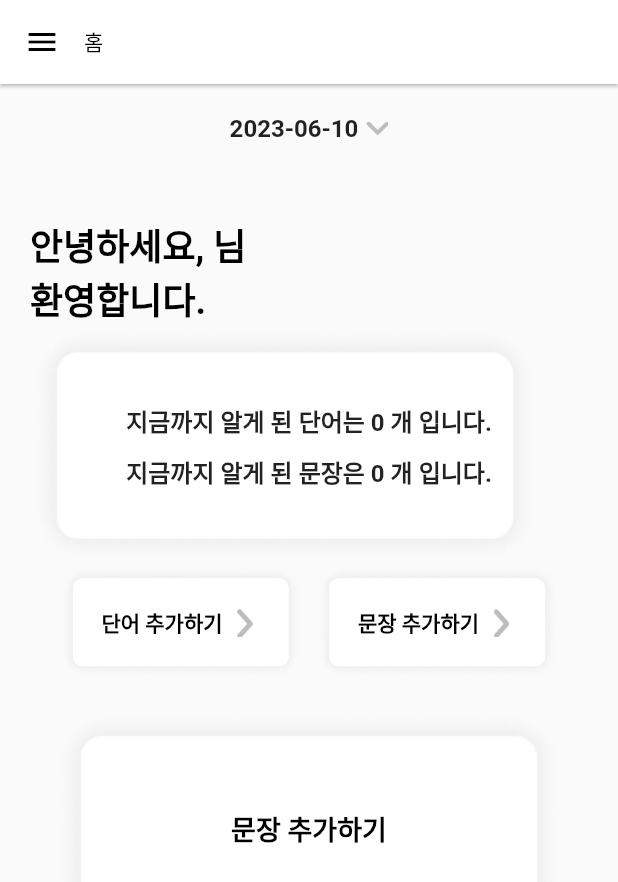
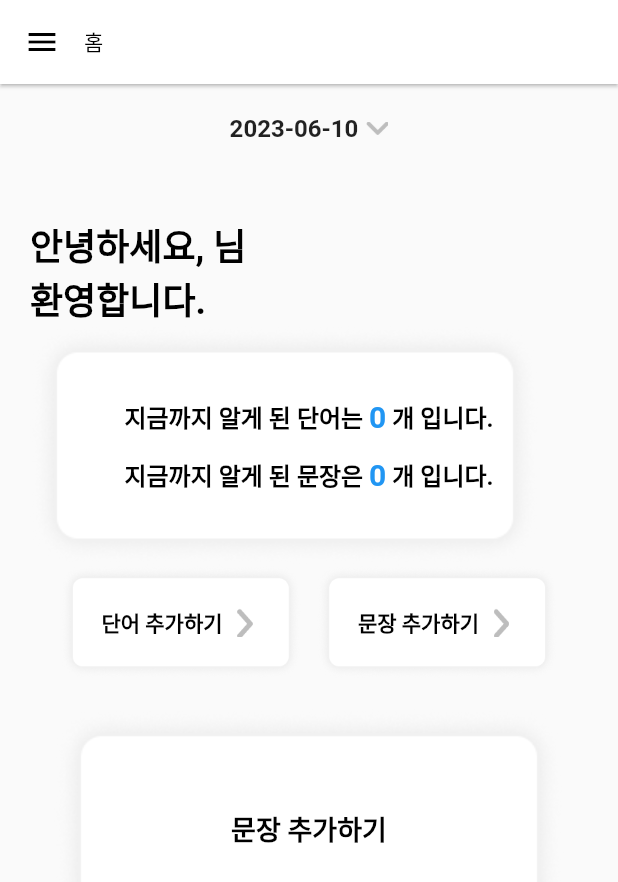
Before and after one commit to JeHeeYu/Memorize-Wodrds, a Flutter app: the HomePage screen opened directly, on a phone screen of 412 x 824 dp. Shown: the top 882 px of the screen. Run offline on Flutter 3.47's test engine with Material 2 defaults, Android fonts, the phone set to English and light mode, and no system bars; our stand-ins replace cloud_firestore, firebase_auth, firebase_core, firebase_database, flutter_tts, google_sign_in and 2 more; accounts and stored records are empty.

Commit message:
Fix: 홈 화면 단어 및 문장 개수 스타일 변경

```diff
--- a/lib/src/pages/home_page.dart
+++ b/lib/src/pages/home_page.dart
@@ -214,20 +214,67 @@ class _HomePageState extends State<HomePage> {
                                         mainAxisAlignment:
                                             MainAxisAlignment.center,
                                         children: [
-                                          Text(
-                                            '${Strings.STR_HOME_WORD_COUNT}${wordCount.toString()}${Strings.STR_HOME_COMMON_COUNT}',
-                                            style: const TextStyle(
+                                          Row(
+                                            mainAxisAlignment:
+                                                MainAxisAlignment.center,
+                                            children: [
+                                              const Text(
+                                                Strings.STR_HOME_WORD_COUNT,
+                                                style: TextStyle(
                                                   fontSize: 16,
                                                   fontWeight: FontWeight.bold,
+                                                  color: Colors.black,
                                                 ),
                                               ),
-                                          const SizedBox(height: 10),
                                               Text(
-                                            '${Strings.STR_HOME_SENTENCE_COUNT}${sentenceCount.toString()}${Strings.STR_HOME_COMMON_COUNT}',
+                                                wordCount.toString(),
                                                 style: const TextStyle(
+                                                  fontSize: 20,
+                                                  fontWeight: FontWeight.bold,
+                                                  color: Colors.blue,
+                                                ),
+                                              ),
+                                              const Text(
+                                                Strings.STR_HOME_COMMON_COUNT,
+                                                style: TextStyle(
                                                   fontSize: 16,
                                                   fontWeight: FontWeight.bold,
+                                                  color: Colors.black,
                                                 ),
+                                              ),
+                                            ],
+                                          ),
+                                          const SizedBox(height: 15),
+                                          Row(
+                                            mainAxisAlignment:
+                                                MainAxisAlignment.center,
+                                            children: [
+                                              const Text(
+                                                Strings.STR_HOME_SENTENCE_COUNT,
+                                                style: TextStyle(
+                                                  fontSize: 16,
+                                                  fontWeight: FontWeight.bold,
+                                                  color: Colors.black,
+                                                ),
+                                              ),
+                                              Text(
+                                                sentenceCount.toString(),
+                                                style: const TextStyle(
+                                                  fontSize: 20,
+                                                  fontWeight: FontWeight.bold,
+                                                  color:
+                                                      Colors.blue,
+                                                ),
+                                              ),
+                                              const Text(
+                                                Strings.STR_HOME_COMMON_COUNT,
+                                                style: TextStyle(
+                                                  fontSize: 16,
+                                                  fontWeight: FontWeight.bold,
+                                                  color: Colors.black,
+                                                ),
+                                              ),
+                                            ],
                                           ),
                                         ],
                                       );
```
Lines whose indentation alone changed are shown as unchanged.
